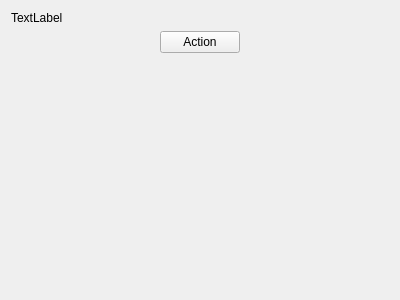
First picture: the form in CustomAction/qcustomaction.ui, repository pr4u4t/automatron3000, before the edit.
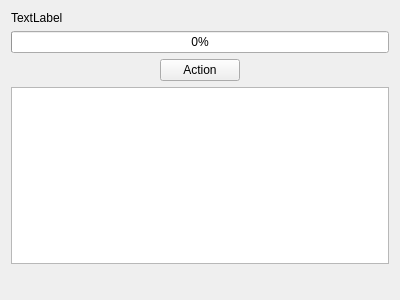
Second picture: the form after the edit. Custom widgets are drawn as their Qt base class.

```diff
--- a/CustomAction/qcustomaction.ui
+++ b/CustomAction/qcustomaction.ui
@@ -24,6 +24,13 @@
      </property>
     </widget>
    </item>
+   <item>
+    <widget class="QProgressBar" name="progressBar">
+     <property name="value">
+      <number>0</number>
+     </property>
+    </widget>
+   </item>
    <item>
     <layout class="QHBoxLayout" name="horizontalLayout">
      <item>
@@ -61,6 +68,9 @@
      </item>
     </layout>
    </item>
+   <item>
+    <widget class="QTextEdit" name="textEdit"/>
+   </item>
    <item>
     <spacer name="verticalSpacer">
      <property name="orientation">
```
